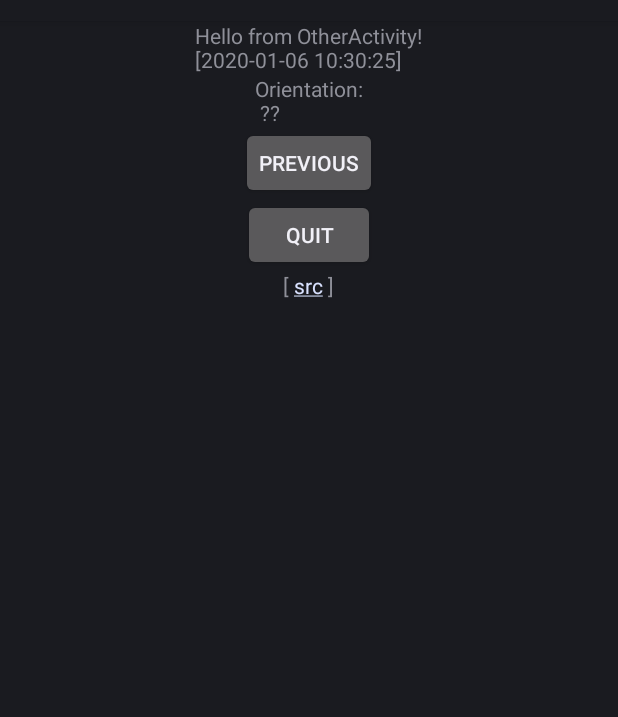
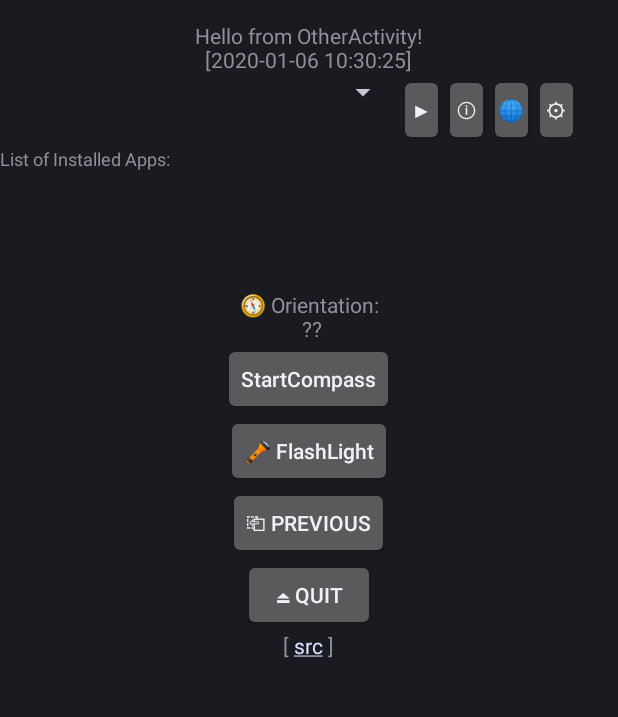
Before and after one commit to QuoInsight/minimal.apk, an Android app: the OtherActivity screen opened directly, with no data from a screen before it, on a phone screen of 412 x 824 dp, the part 63-780 px from its top. Run offline under Robolectric (Android 15) with nearby library versions, the phone set to English and light mode, and no system bars; 3 statements that could not run were skipped.

Commit message:
Add files via upload

```diff
--- a/src/main/res/layout/otheractivity.xml
+++ b/src/main/res/layout/otheractivity.xml
@@ -13,38 +13,103 @@
   LinearLayout ==> android:layout_gravity="center_horizontal"
   RelativeLayout ==> android:layout_centerHorizontal="true"
 -->
+<ScrollView xmlns:android="http://schemas.android.com/apk/res/android" xmlns:tools="http://schemas.android.com/tools"
+  android:layout_width="match_parent" android:layout_height="match_parent"
+  android:fillViewport="true"
+  tools:context=".OtherActivity"
+>
   <LinearLayout xmlns:android="http://schemas.android.com/apk/res/android" xmlns:tools="http://schemas.android.com/tools"
     android:layout_width="match_parent" android:layout_height="match_parent"
     android:orientation="vertical" android:layout_gravity="center_horizontal"
-  tools:context=".OtherActivity"
   >
     <TextView android:id="@+id/txt1"
       android:layout_width="wrap_content" android:layout_height="wrap_content"
       android:layout_gravity="center_horizontal" android:layout_centerHorizontal="true"
+      android:gravity="center" android:textAlignment="center"
       android:text="Hello from OtherActivity!"
+    />
+
+    <LinearLayout xmlns:android="http://schemas.android.com/apk/res/android" xmlns:tools="http://schemas.android.com/tools"
+      android:layout_width="wrap_content" android:layout_height="wrap_content"
+      android:orientation="horizontal" android:gravity="center"
+      android:layout_gravity="center_horizontal" android:layout_centerHorizontal="true"
+    ><!-- do not use android:layout_width="match_parent" for above !-->
+      <Spinner android:id="@+id/spinner1"
+        android:layout_width="240dp" android:layout_height="wrap_content"
+        android:layout_gravity="left" android:gravity="left"
+        android:theme="@style/spinner1"
+      /><!-- http://coding-thoughts.blogspot.com/2013/11/help-my-spinner-is-too-wide.html -->
+      <!-- @style/Spinner1 ==> .\src\main\res\style\styles.xml -->
+      <Button android:id="@+id/launchApp"
+        android:layout_width="30dp" android:layout_height="wrap_content"
+        android:text="▶" android:textAllCaps="false" android:padding="1dp"
+        android:tooltipText="Launch selected app..."
+      />
+      <Button android:id="@+id/appInfo"
+        android:layout_width="30dp" android:layout_height="wrap_content"
+        android:text="ⓘ" android:textAllCaps="false" android:padding="1dp"
+        android:tooltipText="Launch Android App Manager..."
+      />
+      <Button android:id="@+id/appUrl"
+        android:layout_width="30dp" android:layout_height="wrap_content"
+        android:text="🌐" android:textAllCaps="false" android:padding="1dp"
+        android:tooltipText="Browse Google Play Store..."
+      />
+      <Button android:id="@+id/appMgr"
+        android:layout_width="30dp" android:layout_height="wrap_content"
+        android:text="⚙" android:textAllCaps="false" android:padding="1dp"
+        android:tooltipText="Launch Android App Manager..."
+      />
+    </LinearLayout>
+
+    <TextView android:text="List of Installed Apps:" android:textSize="12sp"
+      android:gravity="center" android:textAlignment="center"
+      android:layout_width="wrap_content" android:layout_height="wrap_content"
+    />
+    <EditText android:id="@+id/edit1"
+      android:layout_width="match_parent" android:layout_height="wrap_content"
+      android:padding="3dp" android:background="@null"
+      android:inputType="textMultiLine|textNoSuggestions" android:scrollHorizontally="true"
+      android:lines="5" android:gravity="top|left"
+      android:fontFamily="monospace" android:textSize="12sp"
     />
 
     <TextView android:id="@+id/txt2"
       android:layout_width="wrap_content" android:layout_height="wrap_content"
       android:layout_gravity="center_horizontal" android:layout_centerHorizontal="true"
-    android:text="Orientation:\n ??"
+      android:gravity="center" android:textAlignment="center"
+      android:text="🧭 Orientation:\n ??"
+    />
+
+    <Button android:id="@+id/start_compass"
+      android:layout_width="wrap_content" android:layout_height="wrap_content"
+      android:layout_gravity="center_horizontal" android:layout_centerHorizontal="true"
+      android:text="StartCompass" android:textAllCaps="false"
+    />
+
+    <Button android:id="@+id/flashlight"
+      android:layout_width="wrap_content" android:layout_height="wrap_content"
+      android:layout_gravity="center_horizontal" android:layout_centerHorizontal="true"
+      android:text="🔦 FlashLight" android:textAllCaps="false"
     />
 
     <Button android:id="@+id/button2"
       android:layout_width="wrap_content" android:layout_height="wrap_content"
       android:layout_gravity="center_horizontal" android:layout_centerHorizontal="true"
-    android:text="Previous"
+      android:text="⎗ Previous"
     />
 
     <Button android:id="@+id/button9"
       android:layout_width="wrap_content" android:layout_height="wrap_content"
       android:layout_gravity="center_horizontal" android:layout_centerHorizontal="true"
-    android:text="Quit"
+      android:text="⏏ Quit"
     />
 
     <TextView android:id="@+id/txt9"
       android:layout_width="wrap_content" android:layout_height="wrap_content"
       android:layout_gravity="center_horizontal" android:layout_centerHorizontal="true"
+      android:gravity="center" android:textAlignment="center"
+      android:text="[ &lt;A href='https://github.com/QuoInsight/minimal.apk'&gt;src&lt;/A&gt; ]"
     />
-
   </LinearLayout>
+</ScrollView>
```
Lines whose indentation alone changed are shown as unchanged.
